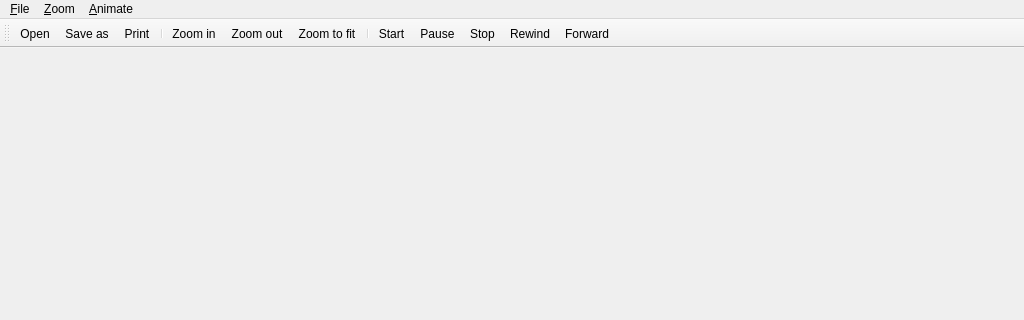
The window that mainwindow.ui (ajitomatix/hyperart) describes before a commit, drawn with Qt 5; both pictures show x 0 to 1024 and y 0 to 320 of the 1024 by 768 pixel window.
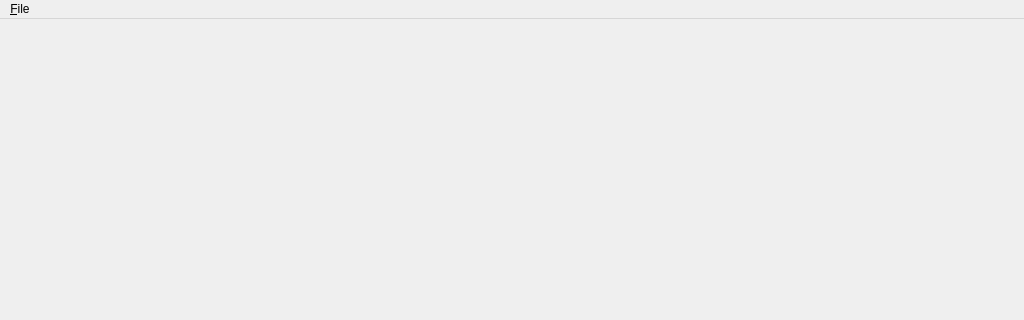
The same window after the commit. Icons and pictures are not drawn.

What changed in the file:
```diff
--- a/mainwindow.ui
+++ b/mainwindow.ui
@@ -31,136 +31,22 @@
     </property>
     <addaction name="action_file_open"/>
     <addaction name="action_file_save_as"/>
-    <addaction name="action_file_print"/>
-   </widget>
-   <widget class="QMenu" name="menu_Zoom">
-    <property name="title">
-     <string>&amp;Zoom</string>
-    </property>
-    <addaction name="action_zoom_in"/>
-    <addaction name="action_zoom_out"/>
-    <addaction name="action_zoom_to_fit"/>
-   </widget>
-   <widget class="QMenu" name="menu_Animate">
-    <property name="title">
-     <string>&amp;Animate</string>
-    </property>
-    <addaction name="action_animation_start"/>
-    <addaction name="action_animation_pause"/>
-    <addaction name="action_animation_stop"/>
-    <addaction name="action_animation_forward"/>
-    <addaction name="action_animation_rewind"/>
    </widget>
    <addaction name="menu_File"/>
-   <addaction name="menu_Zoom"/>
-   <addaction name="menu_Animate"/>
   </widget>
   <widget class="QStatusBar" name="statusbar"/>
-  <widget class="QToolBar" name="toolBar">
-   <property name="windowTitle">
-    <string>toolBar</string>
-   </property>
-   <attribute name="toolBarArea">
-    <enum>TopToolBarArea</enum>
-   </attribute>
-   <attribute name="toolBarBreak">
-    <bool>false</bool>
-   </attribute>
-   <addaction name="action_file_open"/>
-   <addaction name="action_file_save_as"/>
-   <addaction name="action_file_print"/>
-   <addaction name="separator"/>
-   <addaction name="action_zoom_in"/>
-   <addaction name="action_zoom_out"/>
-   <addaction name="action_zoom_to_fit"/>
-   <addaction name="separator"/>
-   <addaction name="action_animation_start"/>
-   <addaction name="action_animation_pause"/>
-   <addaction name="action_animation_stop"/>
-   <addaction name="action_animation_rewind"/>
-   <addaction name="action_animation_forward"/>
-  </widget>
   <action name="action_file_save_as">
    <property name="icon">
     <iconset theme="document-save-as"/>
    </property>
    <property name="text">
-    <string>S&amp;ave as</string>
+    <string>&amp;Save as</string>
    </property>
    <property name="toolTip">
     <string>Save as</string>
    </property>
-  </action>
-  <action name="action_zoom_in">
-   <property name="icon">
-    <iconset theme="zoom-in"/>
-   </property>
-   <property name="text">
-    <string>Zoom &amp;in</string>
-   </property>
-  </action>
-  <action name="action_zoom_out">
-   <property name="icon">
-    <iconset theme="zoom-out"/>
-   </property>
-   <property name="text">
-    <string>Zoom &amp;out</string>
-   </property>
-  </action>
-  <action name="action_zoom_to_fit">
-   <property name="icon">
-    <iconset theme="zoom-fit-best"/>
-   </property>
-   <property name="text">
-    <string>Zoom to &amp;fit</string>
-   </property>
-  </action>
-  <action name="action_animation_start">
-   <property name="icon">
-    <iconset theme="media-playback-start"/>
-   </property>
-   <property name="text">
-    <string>&amp;Start</string>
-   </property>
-  </action>
-  <action name="action_animation_pause">
-   <property name="icon">
-    <iconset theme="media-playback-pause"/>
-   </property>
-   <property name="text">
-    <string>P&amp;ause</string>
-   </property>
-  </action>
-  <action name="action_animation_stop">
-   <property name="icon">
-    <iconset theme="media-playback-stop"/>
-   </property>
-   <property name="text">
-    <string>S&amp;top</string>
-   </property>
-  </action>
-  <action name="action_animation_forward">
-   <property name="icon">
-    <iconset theme="media-seek-forward"/>
-   </property>
-   <property name="text">
-    <string>&amp;Forward</string>
-   </property>
-  </action>
-  <action name="action_animation_rewind">
-   <property name="icon">
-    <iconset theme="media-seek-backward"/>
-   </property>
-   <property name="text">
-    <string>&amp;Rewind</string>
-   </property>
-  </action>
-  <action name="action_file_print">
-   <property name="icon">
-    <iconset theme="printer"/>
-   </property>
-   <property name="text">
-    <string>&amp;Print</string>
+   <property name="shortcut">
+    <string>Ctrl+S</string>
    </property>
   </action>
   <action name="action_file_open">
```
Left out of the diff: 11 changed lines with no effect on the pictures.
